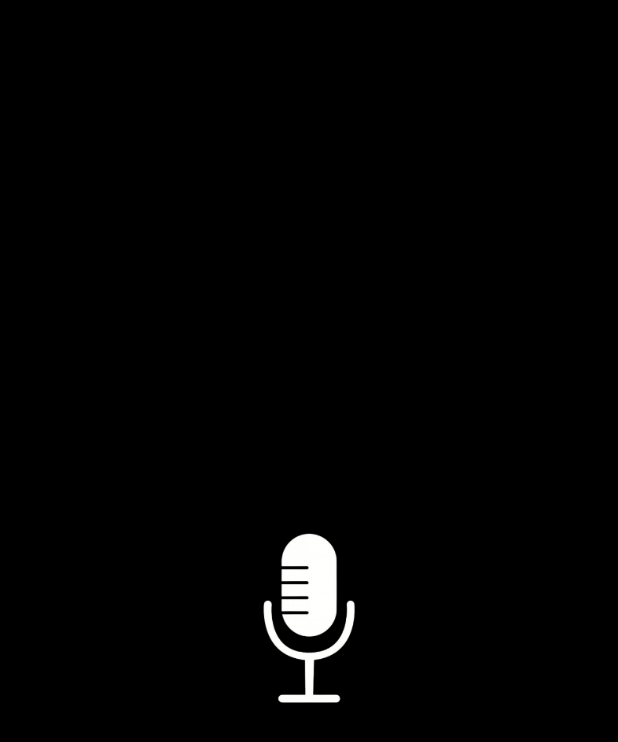
After one commit to sktflyai-66/voicecart-front, a Flutter app: the MicIconPage screen opened directly, on a phone screen of 412 x 824 dp. The commit adds this screen. Shown: the top 742 px of the screen. Run offline on Flutter 3.47's test engine with Material 3 defaults, Android fonts, the light colour scheme and no system bars; our stand-ins replace flutter_tts, fluttertoast, get, permission_handler, shared_preferences; missing offline and left inert: google_speech, record; accounts and stored records are empty; project files that could hold a hidden picture were left out.

Commit message:
Switched from chabot_page to mic_page

```diff
--- /dev/null
+++ b/app_test/lib/pages/mic_page.dart
@@ -0,0 +1,155 @@
+import 'package:flutter/material.dart';
+import 'package:get/get.dart';
+import 'package:flutter/services.dart';
+import 'package:app_test/services/speech_service.dart';
+import 'package:fluttertoast/fluttertoast.dart';
+import 'package:app_test/services/api_service.dart';
+import 'dart:math';
+
+class MicIconPage extends StatefulWidget {
+  @override
+  _MicIconPageState createState() => _MicIconPageState();
+}
+
+class _MicIconPageState extends State<MicIconPage> with SingleTickerProviderStateMixin {
+  final SpeechService speechService = Get.find<SpeechService>();
+
+  // TTS 속도 조절용
+  double _dragAccumulator = 0.0;
+  final double _stepThreshold = 30.0;
+
+  // 그라데이션 애니메이션 컨트롤러 및 보간
+  late AnimationController _animationController;
+  late Animation<double> _gradientRadius;
+
+  @override
+  void initState() {
+    super.initState();
+    randomInt = Random().nextInt(1000);
+
+    // 1) AnimationController 설정 (2초 주기로 반경이 1.0 ~ 1.5 사이를 오르내림)
+    _animationController = AnimationController(
+      vsync: this,
+      duration: const Duration(milliseconds: 1200),
+    );
+
+    // 2) radius 값을 1.0에서 1.5까지 천천히 오르내리는 Tween
+    _gradientRadius = Tween<double>(begin: 0.7, end: 1.5).animate(
+      CurvedAnimation(
+        parent: _animationController,
+        curve: Curves.easeInOut,
+      ),
+    );
+
+    // 3) isRecordingRx가 true -> 애니메이션 반복, false -> 중지
+    speechService.isRecordingRx.listen((isRecording) {
+      if (isRecording) {
+        // 왕복 애니메이션
+        _animationController.repeat(reverse: true);
+      } else {
+        // 애니메이션 정지 & 초기화
+        _animationController.stop();
+        _animationController.value = 1.0;
+      }
+    });
+  }
+
+  @override
+  void dispose() {
+    // 메모리 누수를 막기 위해 dispose 시 컨트롤러 해제
+    _animationController.dispose();
+    super.dispose();
+  }
+
+  @override
+  Widget build(BuildContext context) {
+    return Scaffold(
+      backgroundColor: Colors.black,
+      body: Stack(
+        children: [
+          // 1) 중앙 마이크 아이콘 + 그라데이션 애니메이션
+          Center(
+            child: Obx(() {
+              bool isRecording = speechService.isRecordingRx.value;
+
+              // AnimatedBuilder로 _gradientRadius.value를 실시간 반영
+              return AnimatedBuilder(
+                animation: _gradientRadius,
+                builder: (context, child) {
+                  return Container(
+
+                    padding: const EdgeInsets.all(20),
+                    decoration: BoxDecoration(
+                      shape: BoxShape.circle,
+                      gradient: isRecording
+                          ? RadialGradient(
+                              colors: [
+                                const Color.fromARGB(255, 91, 148, 248).withOpacity(0.9),   // 중심 색상
+                                const Color.fromARGB(255, 238, 216, 216),  // 외곽 색상
+                              ],
+                              // radius에 애니메이션 값(_gradientRadius.value) 적용
+                              radius: _gradientRadius.value,
+                            )
+                          : null,
+                    ),
+                    child: Image.asset(
+                      'assets/image.png',
+                      width: 150,
+                      height: 150,
+                    ),
+                  );
+                },
+              );
+            }),
+          ),
+
+          // 2) 왼쪽 50픽셀 영역: 위/아래 드래그로 TTS 속도 조절
+          Positioned(
+            left: 0,
+            top: 0,
+            bottom: 0,
+            width: 50,
+            child: GestureDetector(
+              behavior: HitTestBehavior.translucent,
+              onVerticalDragStart: (details) {
+                _dragAccumulator = 0.0;
+              },
+              onVerticalDragUpdate: (details) {
+                _dragAccumulator += details.delta.dy;
+
+                // 위로 드래그 (delta.dy < 0): 속도 증가
+                if (_dragAccumulator <= -_stepThreshold) {
+                  speechService.updateSpeechRate(0.1);
+                  HapticFeedback.lightImpact();
+                  _dragAccumulator = 0.0;
+                }
+
+                // 아래로 드래그 (delta.dy > 0): 속도 감소
+                if (_dragAccumulator >= _stepThreshold) {
+                  speechService.updateSpeechRate(-0.1);
+                  HapticFeedback.lightImpact();
+                  _dragAccumulator = 0.0;
+                }
+              },
+              onVerticalDragEnd: (details) {
+                // 드래그 종료 시 TTS 속도 안내
+                speechService.ttsspeak(
+                    "현재 속도는 ${speechService.currentSpeechRate.value.toStringAsFixed(1)}배속입니다.");
+                Fluttertoast.cancel();
+                Fluttertoast.showToast(
+                  msg: "현재 속도는 ${speechService.currentSpeechRate.value.toStringAsFixed(1)}배속입니다.",
+                  toastLength: Toast.LENGTH_SHORT,
+                  gravity: ToastGravity.BOTTOM,
+                  backgroundColor: Colors.white,
+                  textColor: Colors.black,
+                  fontSize: 16.0,
+                );
+              },
+              child: Container(color: Colors.transparent),
+            ),
+          ),
+        ],
+      ),
+    );
+  }
+}
--- a/app_test/lib/pages/splash_page.dart
+++ b/app_test/lib/pages/splash_page.dart
@@ -1,3 +1,4 @@
+import 'package:app_test/pages/mic_page.dart';
 import 'package:app_test/style/style.dart';
 import 'package:flutter/material.dart';
 import 'package:get/get.dart';
@@ -62,7 +63,7 @@ class _SplashScreenState extends State<SplashScreen> {
       await prefs.setBool('is_first_time', false);
     } else {
       // 바로 메인 페이지(예: ChatBotPage)로 이동
-      Get.off(() => GestureControlWidget(child: ChatBotPage()));
+      Get.off(() => GestureControlWidget(child: MicIconPage()));
     }
   }
 
--- a/app_test/lib/services/speech_service.dart
+++ b/app_test/lib/services/speech_service.dart
@@ -136,7 +136,7 @@ _speechToText.streamingRecognize(
     for (var result in response.results) {
       if (result.alternatives.isNotEmpty) {
         recognizedText.value = result.alternatives.first.transcript;
-        silenceTimeout = Duration(milliseconds: 1500);
+        silenceTimeout = Duration(milliseconds: 1000);
         print("인식된 텍스트: ${recognizedText.value}");
         lastSpeechTime = DateTime.now();  // 새로운 발화가 감지되면 시간 갱신
         if (result.isFinal) {
--- a/app_test/pubspec.yaml
+++ b/app_test/pubspec.yaml
@@ -62,6 +62,7 @@ dev_dependencies:
 flutter:
   assets:
     - assets/fly-ai-stt-4aadfc813aec.json
+    - assets/image.png
   # The following line ensures that the Material Icons font is
   # included with your application, so that you can use the icons in
   # the material Icons class.
```
Also changed, not shown: app_test/lib/services/api_service.dart (+5 -85 lines), app_test/assets/image.png (added).
